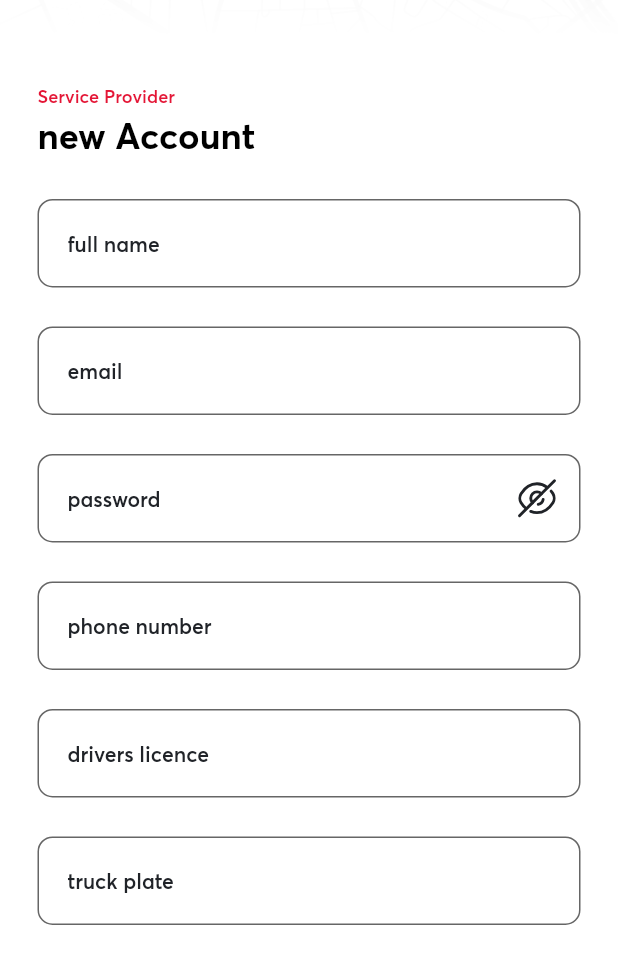
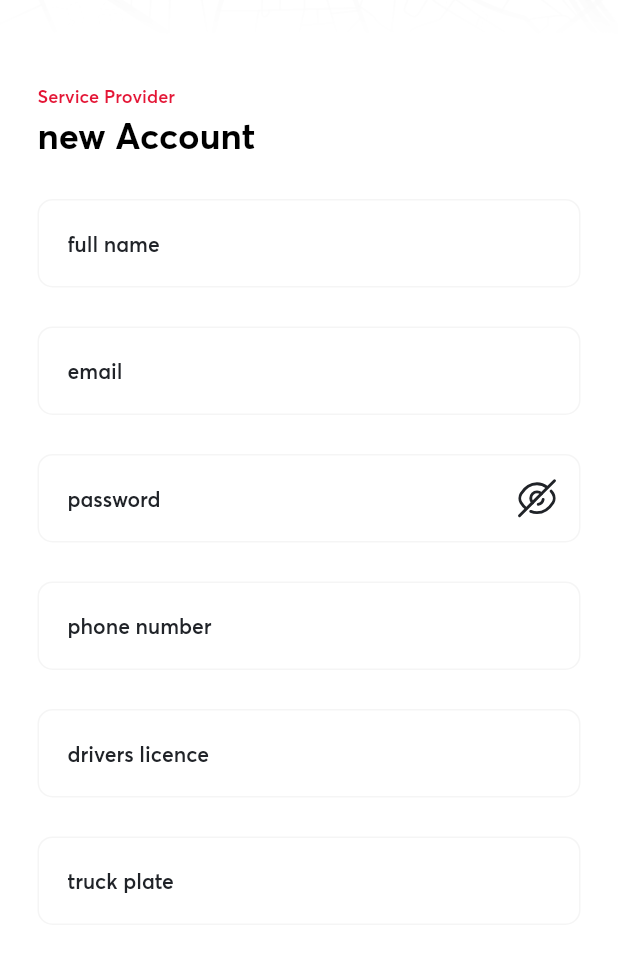
Before and after one commit to SudharsanKamaraj/ats_app_fluttergit, a Flutter app: the CreateUserProvider screen opened directly, on a phone screen of 412 x 824 dp, the part 272-1236 px from its top. Run offline on Flutter 3.47's test engine with Material 2 defaults, Android fonts, the phone set to English and light mode, and no system bars; our stand-ins replace firebase_core, firebase_messaging, flutter_secure_storage, flutter_svg, get, google_maps_flutter and 3 more; missing offline and left inert: email_otp, sticky_grouped_list; accounts and stored records are empty; project files that could hold a hidden picture were left out.

Commit message:
initial commit

```diff
--- a/lib/authScreens/viewPort/login_page.dart
+++ b/lib/authScreens/viewPort/login_page.dart
@@ -104,6 +104,13 @@ class _LoginPageState extends State<LoginPage> {
                           ),
                           borderRadius: BorderRadius.circular(10.0),
                         ),
+                        enabledBorder: OutlineInputBorder(
+                          borderSide: const BorderSide(
+                            width: 1,
+                            color: Color(0xFFF5F5F5),
+                          ),
+                          borderRadius: BorderRadius.circular(10.0),
+                        ),
                         hintText: "${AppString.EMAIL} ${AppString.OR} ${AppString.USERNAME}",
                         hintStyle: const TextStyle(
                           fontFamily: 'Averta-SemiBold',
@@ -164,6 +171,13 @@ class _LoginPageState extends State<LoginPage> {
                               )),
                         ),
                         border: OutlineInputBorder(
+                          borderSide: const BorderSide(
+                            width: 1,
+                            color: Color(0xFFF5F5F5),
+                          ),
+                          borderRadius: BorderRadius.circular(10.0),
+                        ),
+                        enabledBorder: OutlineInputBorder(
                           borderSide: const BorderSide(
                             width: 1,
                             color: Color(0xFFF5F5F5),
--- a/lib/providerApp/view/screens/authScreens/viewPort/create_user_provider.dart
+++ b/lib/providerApp/view/screens/authScreens/viewPort/create_user_provider.dart
@@ -134,6 +134,13 @@ class _CreateUserProviderState extends State<CreateUserProvider> {
                           ),
                           borderRadius: BorderRadius.circular(10.0),
                         ),
+                        enabledBorder: OutlineInputBorder(
+                          borderSide: const BorderSide(
+                            width: 1,
+                            color: Color(0xFFF5F5F5),
+                          ),
+                          borderRadius: BorderRadius.circular(10.0),
+                        ),
                         hintText: "${AppString.FULL} ${AppString.NAME}",
                         hintStyle: const TextStyle(
                           fontFamily: 'Averta-SemiBold',
@@ -180,6 +187,13 @@ class _CreateUserProviderState extends State<CreateUserProvider> {
                                 ),
                               ),
                         border: OutlineInputBorder(
+                          borderSide: const BorderSide(
+                            width: 1,
+                            color: Color(0xFFF5F5F5),
+                          ),
+                          borderRadius: BorderRadius.circular(10.0),
+                        ),
+                        enabledBorder: OutlineInputBorder(
                           borderSide: const BorderSide(
                             width: 1,
                             color: Color(0xFFF5F5F5),
@@ -252,6 +266,13 @@ class _CreateUserProviderState extends State<CreateUserProvider> {
                           ),
                           borderRadius: BorderRadius.circular(10.0),
                         ),
+                        enabledBorder: OutlineInputBorder(
+                          borderSide: const BorderSide(
+                            width: 1,
+                            color: Color(0xFFF5F5F5),
+                          ),
+                          borderRadius: BorderRadius.circular(10.0),
+                        ),
                         hintText: AppString.PASSWORD,
                         hintStyle: const TextStyle(
                           fontFamily: 'Averta-SemiBold',
@@ -299,6 +320,13 @@ class _CreateUserProviderState extends State<CreateUserProvider> {
                                 ),
                               ),
                         border: OutlineInputBorder(
+                          borderSide: const BorderSide(
+                            width: 1,
+                            color: Color(0xFFF5F5F5),
+                          ),
+                          borderRadius: BorderRadius.circular(10.0),
+                        ),
+                        enabledBorder: OutlineInputBorder(
                           borderSide: const BorderSide(
                             width: 1,
                             color: Color(0xFFF5F5F5),
@@ -357,6 +385,13 @@ class _CreateUserProviderState extends State<CreateUserProvider> {
                           ),
                           borderRadius: BorderRadius.circular(10.0),
                         ),
+                        enabledBorder: OutlineInputBorder(
+                          borderSide: const BorderSide(
+                            width: 1,
+                            color: Color(0xFFF5F5F5),
+                          ),
+                          borderRadius: BorderRadius.circular(10.0),
+                        ),
                         hintText: "${AppString.DRIVERS} ${AppString.LICENCE}",
                         hintStyle: const TextStyle(
                           fontFamily: 'Averta-SemiBold',
@@ -403,6 +438,13 @@ class _CreateUserProviderState extends State<CreateUserProvider> {
                                 ),
                               ),
                         border: OutlineInputBorder(
+                          borderSide: const BorderSide(
+                            width: 1,
+                            color: Color(0xFFF5F5F5),
+                          ),
+                          borderRadius: BorderRadius.circular(10.0),
+                        ),
+                        enabledBorder: OutlineInputBorder(
                           borderSide: const BorderSide(
                             width: 1,
                             color: Color(0xFFF5F5F5),
```
Also changed, not shown: 4 other files.
